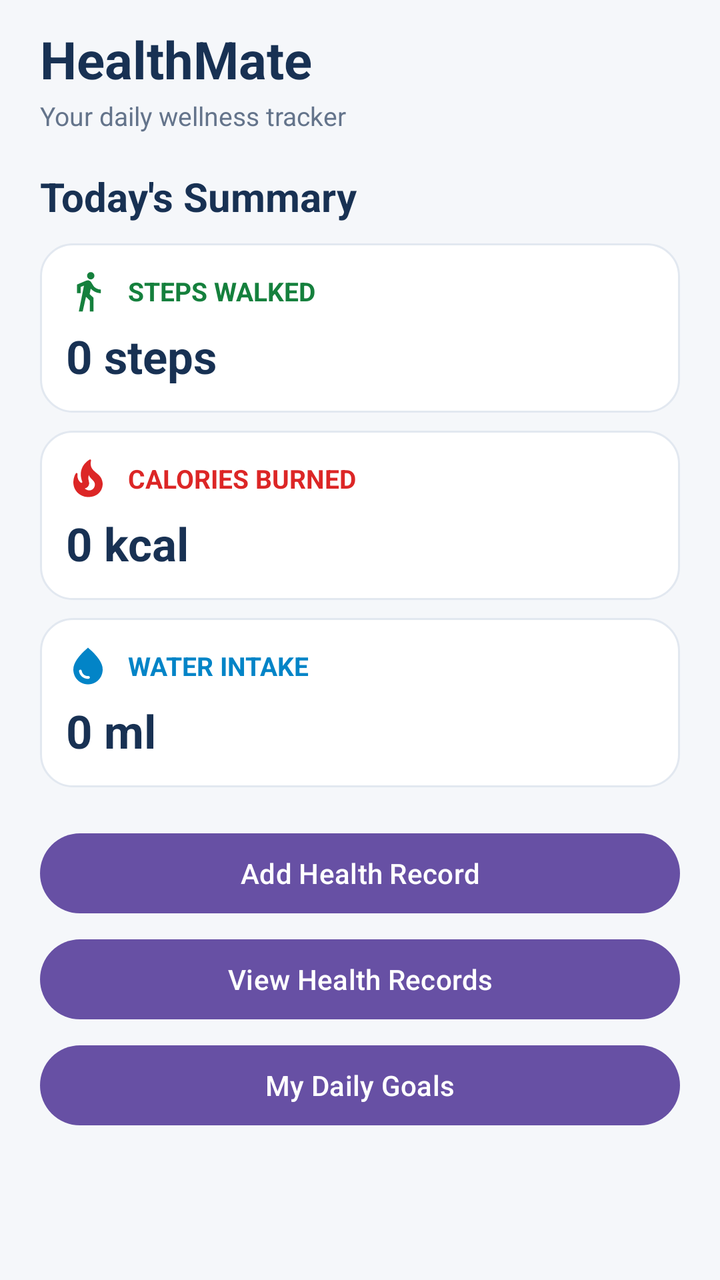
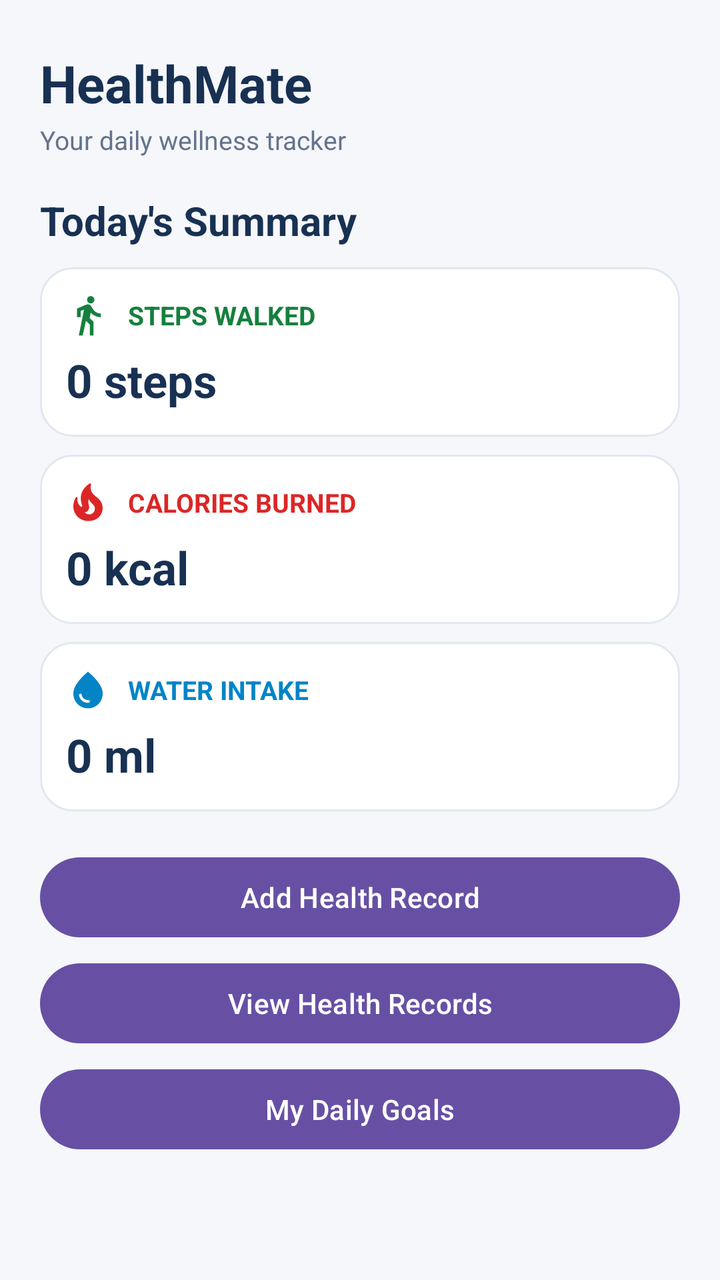

Before-and-after screenshots of an Android layout around one commit, followed by the original layout XML and the change that was made.
<!-- AndroidManifest.xml: application theme Theme.HealthMate -->
<!-- res/layout/activity_main.xml -->
<ScrollView xmlns:android="http://schemas.android.com/apk/res/android"
    android:id="@+id/main"
    android:layout_width="match_parent"
    android:layout_height="match_parent"
    android:fillViewport="true"
    android:background="#F5F7FA">

    <LinearLayout
        android:layout_width="match_parent"
        android:layout_height="wrap_content"
        android:orientation="vertical"
        android:paddingHorizontal="20dp"
        android:paddingVertical="12dp">

        
        <TextView
            android:layout_width="match_parent"
            android:layout_height="wrap_content"
            android:text="HealthMate"
            android:textSize="26sp"
            android:textStyle="bold"
            android:textColor="#183153" />

        <TextView
            android:layout_width="match_parent"
            android:layout_height="wrap_content"
            android:text="Your daily wellness tracker"
            android:textSize="13sp"
            android:textColor="#64748B"
            android:layout_marginTop="2dp" />

        
        <TextView
            android:layout_width="match_parent"
            android:layout_height="wrap_content"
            android:text="Today's Summary"
            android:textSize="20sp"
            android:textStyle="bold"
            android:textColor="#183153"
            android:layout_marginTop="18dp"
            android:layout_marginBottom="10dp" />

        
        <LinearLayout
            android:layout_width="match_parent"
            android:layout_height="wrap_content"
            android:orientation="vertical"
            android:background="@drawable/bg_summary_card"
            android:padding="13dp"
            android:layout_marginBottom="9dp">

            <LinearLayout
                android:layout_width="match_parent"
                android:layout_height="wrap_content"
                android:orientation="horizontal"
                android:gravity="center_vertical">

                <ImageView
                    android:layout_width="22dp"
                    android:layout_height="22dp"
                    android:src="@drawable/ic_steps"
                    android:contentDescription="@string/steps_icon_description" />

                <TextView
                    android:layout_width="wrap_content"
                    android:layout_height="wrap_content"
                    android:text="STEPS WALKED"
                    android:textSize="13sp"
                    android:textStyle="bold"
                    android:textColor="#15803D"
                    android:layout_marginStart="9dp" />

            </LinearLayout>

            <TextView
                android:id="@+id/tvSteps"
                android:layout_width="match_parent"
                android:layout_height="wrap_content"
                android:text="0 steps"
                android:textSize="23sp"
                android:textStyle="bold"
                android:textColor="#183153"
                android:layout_marginTop="6dp" />

        </LinearLayout>

        
        <LinearLayout
            android:layout_width="match_parent"
            android:layout_height="wrap_content"
            android:orientation="vertical"
            android:background="@drawable/bg_summary_card"
            android:padding="13dp"
            android:layout_marginBottom="9dp">

            <LinearLayout
                android:layout_width="match_parent"
                android:layout_height="wrap_content"
                android:orientation="horizontal"
                android:gravity="center_vertical">

                <ImageView
                    android:layout_width="22dp"
                    android:layout_height="22dp"
                    android:src="@drawable/ic_calories"
                    android:contentDescription="@string/calories_icon_description" />

                <TextView
                    android:layout_width="wrap_content"
                    android:layout_height="wrap_content"
                    android:text="CALORIES BURNED"
                    android:textSize="13sp"
                    android:textStyle="bold"
                    android:textColor="#DC2626"
                    android:layout_marginStart="9dp" />

            </LinearLayout>

            <TextView
                android:id="@+id/tvCalories"
                android:layout_width="match_parent"
                android:layout_height="wrap_content"
                android:text="0 kcal"
                android:textSize="23sp"
                android:textStyle="bold"
                android:textColor="#183153"
                android:layout_marginTop="6dp" />

        </LinearLayout>

        
        <LinearLayout
            android:layout_width="match_parent"
            android:layout_height="wrap_content"
            android:orientation="vertical"
            android:background="@drawable/bg_summary_card"
            android:padding="13dp"
            android:layout_marginBottom="9dp">

            <LinearLayout
                android:layout_width="match_parent"
                android:layout_height="wrap_content"
                android:orientation="horizontal"
                android:gravity="center_vertical">

                <ImageView
                    android:layout_width="22dp"
                    android:layout_height="22dp"
                    android:src="@drawable/ic_water"
                    android:contentDescription="@string/water_icon_description" />

                <TextView
                    android:layout_width="wrap_content"
                    android:layout_height="wrap_content"
                    android:text="WATER INTAKE"
                    android:textSize="13sp"
                    android:textStyle="bold"
                    android:textColor="#0284C7"
                    android:layout_marginStart="9dp" />

            </LinearLayout>

            <TextView
                android:id="@+id/tvWater"
                android:layout_width="match_parent"
                android:layout_height="wrap_content"
                android:text="0 ml"
                android:textSize="23sp"
                android:textStyle="bold"
                android:textColor="#183153"
                android:layout_marginTop="6dp" />

        </LinearLayout>

        
        <Button
            android:id="@+id/btnAddRecord"
            android:layout_width="match_parent"
            android:layout_height="wrap_content"
            android:text="Add Health Record"
            android:textAllCaps="false"
            android:layout_marginTop="10dp" />

        
        <Button
            android:id="@+id/btnViewRecords"
            android:layout_width="match_parent"
            android:layout_height="wrap_content"
            android:text="View Health Records"
            android:textAllCaps="false"
            android:layout_marginTop="5dp" />

        
        <Button
            android:id="@+id/btnDailyGoals"
            android:layout_width="match_parent"
            android:layout_height="wrap_content"
            android:text="My Daily Goals"
            android:textAllCaps="false"
            android:layout_marginTop="5dp" />

    </LinearLayout>

</ScrollView>
<!-- resources referenced by this layout -->
<resources>
  <!-- drawable bg_summary_card (drawable) -->
  <?xml version="1.0" encoding="utf-8"?>
  <shape xmlns:android="http://schemas.android.com/apk/res/android"
      android:shape="rectangle">
  
      <solid android:color="#FFFFFF" />
  
      <corners android:radius="16dp" />
  
      <stroke
          android:width="1dp"
          android:color="#E2E8F0" />
  
  </shape>
  <!-- drawable ic_calories (drawable) -->
  <vector xmlns:android="http://schemas.android.com/apk/res/android" android:height="24dp" android:tint="#DC2626" android:viewportHeight="24" android:viewportWidth="24" android:width="24dp">
        
      <path android:fillColor="@android:color/white" android:pathData="M19.48,12.35c-1.57,-4.08 -7.16,-4.3 -5.81,-10.23c0.1,-0.44 -0.37,-0.78 -0.75,-0.55C9.29,3.71 6.68,8 8.87,13.62c0.18,0.46 -0.36,0.89 -0.75,0.59c-1.81,-1.37 -2,-3.34 -1.84,-4.75c0.06,-0.52 -0.62,-0.77 -0.91,-0.34C4.69,10.16 4,11.84 4,14.37c0.38,5.6 5.11,7.32 6.81,7.54c2.43,0.31 5.06,-0.14 6.95,-1.87C19.84,18.11 20.6,15.03 19.48,12.35zM10.2,17.38c1.44,-0.35 2.18,-1.39 2.38,-2.31c0.33,-1.43 -0.96,-2.83 -0.09,-5.09c0.33,1.87 3.27,3.04 3.27,5.08C15.84,17.59 13.1,19.76 10.2,17.38z"/>
      
  </vector>
  <!-- drawable ic_steps (drawable) -->
  <vector xmlns:android="http://schemas.android.com/apk/res/android" android:autoMirrored="true" android:height="24dp" android:tint="#15803D" android:viewportHeight="24" android:viewportWidth="24" android:width="24dp">
        
      <path android:fillColor="@android:color/white" android:pathData="M13.5,5.5c1.1,0 2,-0.9 2,-2s-0.9,-2 -2,-2 -2,0.9 -2,2 0.9,2 2,2zM9.8,8.9L7,23h2.1l1.8,-8 2.1,2v6h2v-7.5l-2.1,-2 0.6,-3C14.8,12 16.8,13 19,13v-2c-1.9,0 -3.5,-1 -4.3,-2.4l-1,-1.6c-0.4,-0.6 -1,-1 -1.7,-1 -0.3,0 -0.5,0.1 -0.8,0.1L6,8.3V13h2V9.6l1.8,-0.7"/>
      
  </vector>
  <!-- drawable ic_water (drawable) -->
  <vector xmlns:android="http://schemas.android.com/apk/res/android" android:height="24dp" android:tint="#0284C7" android:viewportHeight="24" android:viewportWidth="24" android:width="24dp">
        
      <path android:fillColor="@android:color/white" android:pathData="M12,2c-5.33,4.55 -8,8.48 -8,11.8c0,4.98 3.8,8.2 8,8.2s8,-3.22 8,-8.2C20,10.48 17.33,6.55 12,2zM7.83,14c0.37,0 0.67,0.26 0.74,0.62c0.41,2.22 2.28,2.98 3.64,2.87c0.43,-0.02 0.79,0.32 0.79,0.75c0,0.4 -0.32,0.73 -0.72,0.75c-2.13,0.13 -4.62,-1.09 -5.19,-4.12C7.01,14.42 7.37,14 7.83,14z"/>
      
  </vector>
  <string name="calories_icon_description">Calories burned icon</string>
  <string name="steps_icon_description">Steps walked icon</string>
  <string name="water_icon_description">Water intake icon</string>
  <style name="Theme.HealthMate" parent="Base.Theme.HealthMate" />
  <style name="Base.Theme.HealthMate" parent="Theme.Material3.DayNight.NoActionBar">
          
          
      </style>
</resources>

<!-- the commit's change to res/layout/activity_main.xml (unified diff, before → after) -->
@@ -10,7 +10,8 @@
         android:layout_height="wrap_content"
         android:orientation="vertical"
         android:paddingHorizontal="20dp"
-        android:paddingVertical="12dp">
+        android:paddingTop="24dp"
+        android:paddingBottom="12dp">
 
         
         <TextView
